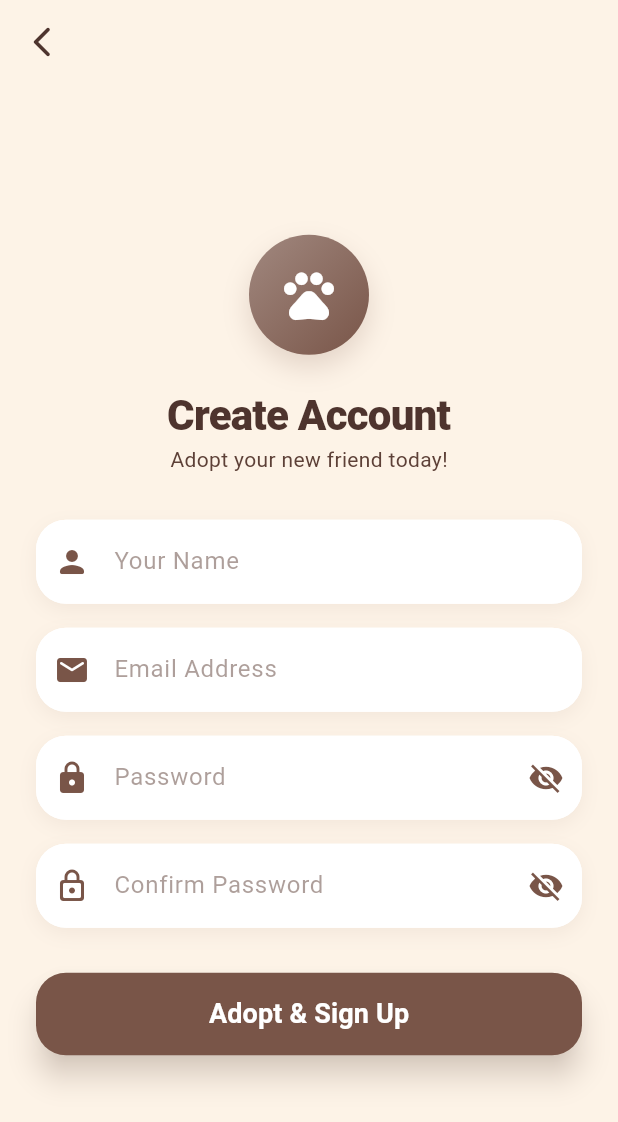
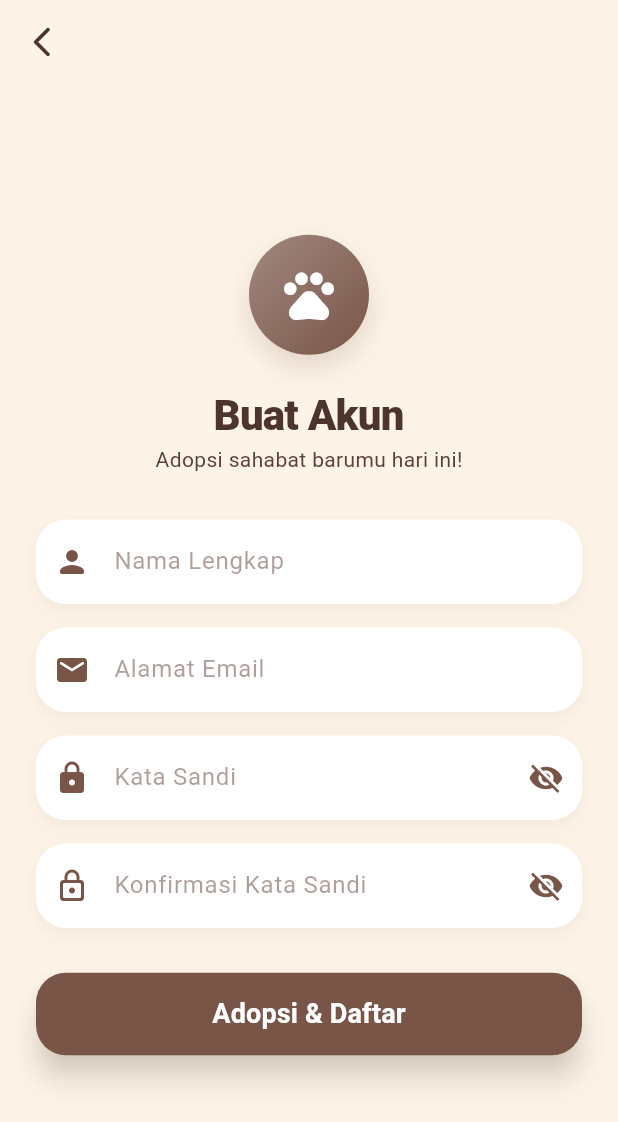
Before and after one commit to rexylildvl/petfriend, a Flutter app: the RegisterPage screen opened directly, on a phone screen of 412 x 824 dp. Shown: the top 1122 px of the screen. Run offline on Flutter 3.47's test engine with Material 3 defaults, Android fonts, the phone set to English and light mode, and no system bars; our stand-ins replace flutter_dotenv, supabase_flutter; accounts and stored records are empty; network calls fail; Roboto replaces fonts that are missing (Nunito).

Commit message:
Third Finalization

```diff
--- a/lib/pages/login_page.dart
+++ b/lib/pages/login_page.dart
@@ -39,7 +39,7 @@ class _LoginPageState extends State<LoginPage> {
                 ),
                 const SizedBox(height: 16),
                 Text(
-                  'PetFriend Login',
+                  'Masuk PetFriend',
                   style: AppTheme.heading1.copyWith(color: AppTheme.primaryDark),
                 ),
                 const SizedBox(height: 24),
@@ -59,7 +59,7 @@ class _LoginPageState extends State<LoginPage> {
                 TextField(
                   controller: _passwordController,
                   decoration: InputDecoration(
-                    labelText: 'Password',
+                    labelText: 'Kata Sandi',
                     border: OutlineInputBorder(
                       borderRadius: BorderRadius.circular(12),
                     ),
@@ -93,7 +93,7 @@ class _LoginPageState extends State<LoginPage> {
                             height: 18,
                             child: CircularProgressIndicator(strokeWidth: 2, color: Colors.white),
                           )
-                        : const Text('Sign In', style: TextStyle(fontSize: 16, fontWeight: FontWeight.bold)),
+                        : const Text('Masuk', style: TextStyle(fontSize: 16, fontWeight: FontWeight.bold)),
                   ),
                 ),
                 const SizedBox(height: 16),
@@ -105,7 +105,7 @@ class _LoginPageState extends State<LoginPage> {
                     );
                   },
                   child: Text(
-                    'Create account',
+                    'Buat akun',
                     style: TextStyle(color: AppTheme.primaryDark, fontWeight: FontWeight.w600),
                   ),
                 ),
@@ -137,7 +137,7 @@ class _LoginPageState extends State<LoginPage> {
       });
     } catch (e) {
       setState(() {
-        _error = 'Unexpected error: $e';
+        _error = 'Terjadi kesalahan: $e';
       });
     } finally {
       setState(() {
--- a/lib/pages/register_page.dart
+++ b/lib/pages/register_page.dart
@@ -36,14 +36,14 @@ class _RegisterPageState extends State<RegisterPage> {
     final confirmPassword = _confirmPasswordController.text;
     if (name.isEmpty || email.isEmpty || password.isEmpty) {
       ScaffoldMessenger.of(context).showSnackBar(
-        const SnackBar(content: Text('Please fill in all fields')),
+        const SnackBar(content: Text('Lengkapi semua kolom terlebih dahulu')),
       );
       return;
     }
 
     if (password != confirmPassword) {
       ScaffoldMessenger.of(context).showSnackBar(
-        const SnackBar(content: Text('Passwords do not match')),
+        const SnackBar(content: Text('Konfirmasi kata sandi tidak sama')),
       );
       return;
     }
@@ -66,10 +66,10 @@ class _RegisterPageState extends State<RegisterPage> {
 
       if (!mounted) return;
       ScaffoldMessenger.of(context).showSnackBar(
-        const SnackBar(
-          content: Text('Account created! Please log in.'),
-          backgroundColor: Colors.green,
-        ),
+          const SnackBar(
+            content: Text('Akun berhasil dibuat! Silakan masuk.'),
+            backgroundColor: Colors.green,
+          ),
       );
       Navigator.pushAndRemoveUntil(
         context,
@@ -85,7 +85,7 @@ class _RegisterPageState extends State<RegisterPage> {
     } catch (e) {
       if (mounted) {
         ScaffoldMessenger.of(context).showSnackBar(
-          SnackBar(content: Text('Error: $e'), backgroundColor: Colors.red),
+          SnackBar(content: Text('Terjadi kesalahan: $e'), backgroundColor: Colors.red),
         );
       }
     } finally {
@@ -146,11 +146,11 @@ class _RegisterPageState extends State<RegisterPage> {
                 const SizedBox(height: 20),
 
                 Text(
-                  "Create Account",
+                  "Buat Akun",
                   style: AppTheme.heading1.copyWith(color: AppTheme.primaryDark),
                 ),
                 Text(
-                  "Adopt your new friend today!",
+                  "Adopsi sahabat barumu hari ini!",
                   style: AppTheme.bodyMedium.copyWith(color: AppTheme.textSecondary),
                 ),
 
@@ -158,28 +158,28 @@ class _RegisterPageState extends State<RegisterPage> {
 
                 _buildTextField(
                   controller: _nameController,
-                  label: "Your Name",
+                  label: "Nama Lengkap",
                   icon: Icons.person_rounded,
                   inputType: TextInputType.name,
                 ),
                 const SizedBox(height: 16),
                 _buildTextField(
                   controller: _emailController,
-                  label: "Email Address",
+                  label: "Alamat Email",
                   icon: Icons.email_rounded,
                   inputType: TextInputType.emailAddress,
                 ),
                 const SizedBox(height: 16),
                 _buildTextField(
                   controller: _passwordController,
-                  label: "Password",
+                  label: "Kata Sandi",
                   icon: Icons.lock_rounded,
                   isPassword: true,
                 ),
                 const SizedBox(height: 16),
                 _buildTextField(
                   controller: _confirmPasswordController,
-                  label: "Confirm Password",
+                  label: "Konfirmasi Kata Sandi",
                   icon: Icons.lock_outline_rounded,
                   isPassword: true,
                 ),
@@ -210,7 +210,7 @@ class _RegisterPageState extends State<RegisterPage> {
                             ),
                           )
                         : const Text(
-                            "Adopt & Sign Up",
+                            "Adopsi & Daftar",
                             style: TextStyle(
                               fontSize: 18,
                               fontWeight: FontWeight.bold,
```
